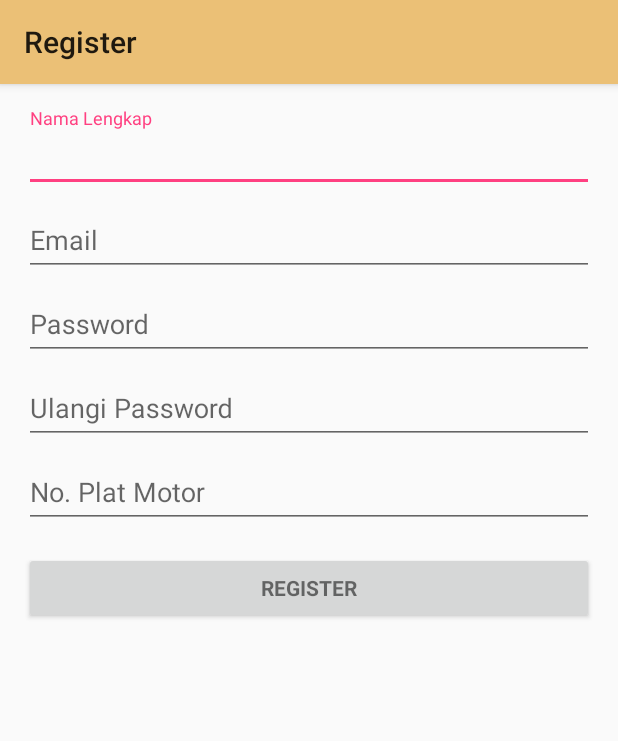
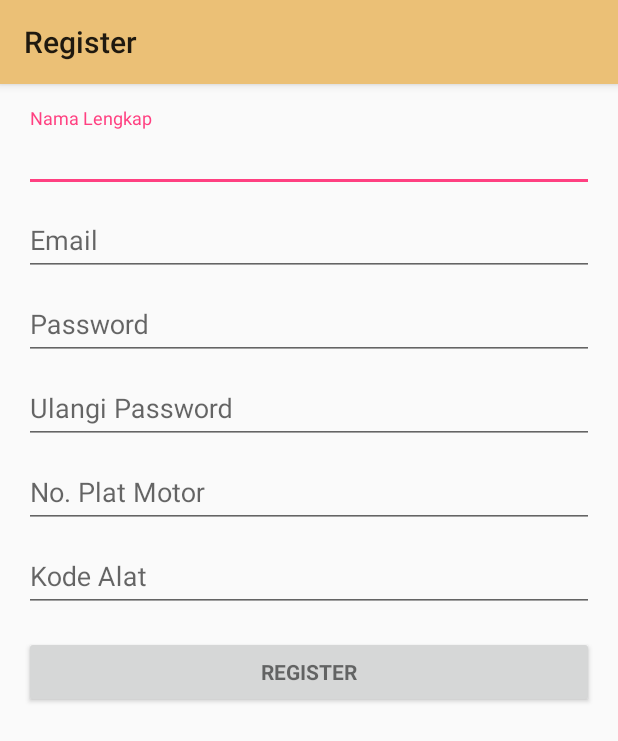
Before and after one commit to MuhSalmaNabila/Driver-Control, an Android app: the screen it shows after launch (RegisterActivity), after a tap on "REGISTER", on a phone screen of 412 x 824 dp. Shown: the top 741 px of the screen. Run offline under Robolectric (Android 15) with nearby library versions, the phone set to English and light mode, and no system bars; 4 statements that could not run were skipped; 1 other tap on this screen came first.

Commit message:
register

```diff
--- a/app/src/main/res/layout/activity_register.xml
+++ b/app/src/main/res/layout/activity_register.xml
@@ -115,7 +115,23 @@
                     android:inputType="textAutoComplete"
                     android:maxLines="1"
                     android:singleLine="true" />
+            </android.support.design.widget.TextInputLayout>
 
+            <android.support.design.widget.TextInputLayout
+                android:layout_width="match_parent"
+                android:layout_height="wrap_content">
+
+                <EditText
+                    android:id="@+id/kode_alat"
+                    android:layout_width="match_parent"
+                    android:layout_height="wrap_content"
+                    android:hint="@string/kode_alatt"
+                    android:imeActionId="@+id/kode_alatt"
+                    android:imeActionLabel="@string/kode_alatt"
+                    android:imeOptions="actionUnspecified"
+                    android:inputType="textAutoComplete"
+                    android:maxLines="1"
+                    android:singleLine="true" />
             </android.support.design.widget.TextInputLayout>
 
             <Button
--- a/app/src/main/res/menu/menu_admin.xml
+++ b/app/src/main/res/menu/menu_admin.xml
@@ -9,12 +9,6 @@
         app:showAsAction="always">
         <menu>
 
-            <item
-                android:id="@+id/action_howtouse"
-                android:orderInCategory="100"
-                android:icon="@drawable/htu"
-                android:title="How to use"
-                app:showAsAction="always" />
             <item
                 android:id="@+id/action_about"
                 android:orderInCategory="100"
--- a/app/src/main/res/values/strings.xml
+++ b/app/src/main/res/values/strings.xml
@@ -40,6 +40,7 @@
     <string name="nama_lengkap">Nama Lengkap</string>
     <string name="no_plat_motor">No. Plat Motor</string>
     <string name="action_next">Next</string>
+    <string name="kode_alatt">Kode Alat</string>
     <string name="action_ulang_password">Ulang Password</string>
     <string name="title_activity_map">Map</string>
 
@@ -54,5 +55,6 @@
     <string name="alert_confirmation">Apakah Anda yakin ingin merubah status alat?</string>
     <string name="title_activity_record_new">Rekaman data</string>
     <string name="section_format">Hello World from section: %1$d</string>
+    <string name="kode_alat">Kode Alat</string>
 
 </resources>
```
Also changed, not shown: app/src/main/java/com/ditrol/tugasakhir/AdminActivity.java (+6 -10 lines), app/src/main/java/com/ditrol/tugasakhir/MainActivity.java (+7 -4 lines), app/src/main/java/com/ditrol/tugasakhir/ProfileActivity.java (+10 -10 lines), app/src/main/java/com/ditrol/tugasakhir/RegisterActivity.java (+17 -3 lines), app/src/main/res/layout/activity_profile.xml (+4 -4 lines), 1 other file.
